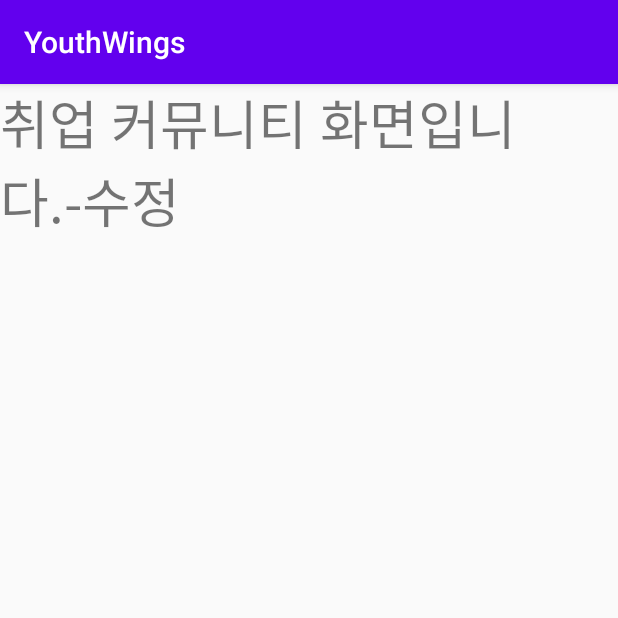
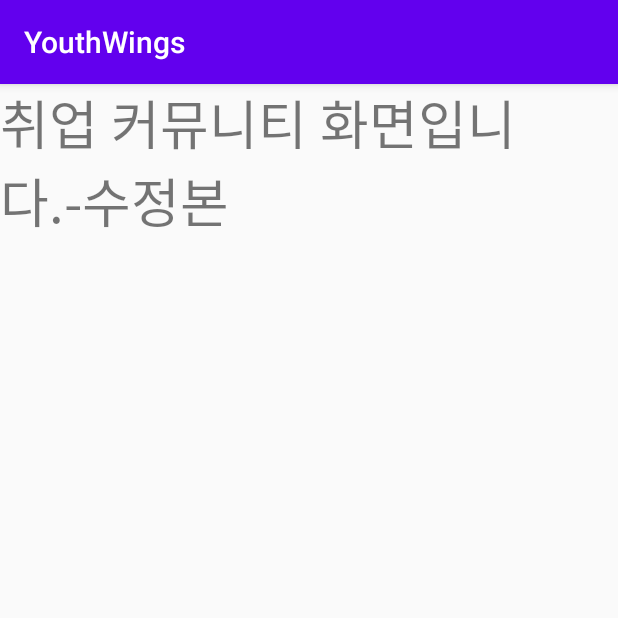
Before and after one commit to xoddus904/YouthWings, an Android app: the CommunityActivity screen opened directly, with no data from a screen before it, on a phone screen of 412 x 824 dp, the top half of it. Run offline under Robolectric (Android 15) with nearby library versions, the phone set to English and light mode, and no system bars.

Commit message:
20201012
xml수정

```diff
--- a/app/src/main/res/layout/activity_community.xml
+++ b/app/src/main/res/layout/activity_community.xml
@@ -8,7 +8,7 @@
         android:layout_width="wrap_content"
         android:layout_height="wrap_content"
         android:layout_gravity="center"
-        android:text="취업 커뮤니티 화면입니다.-수정"
+        android:text="취업 커뮤니티 화면입니다.-수정본"
         android:textSize="35dp"/>
 
 </LinearLayout>
```
